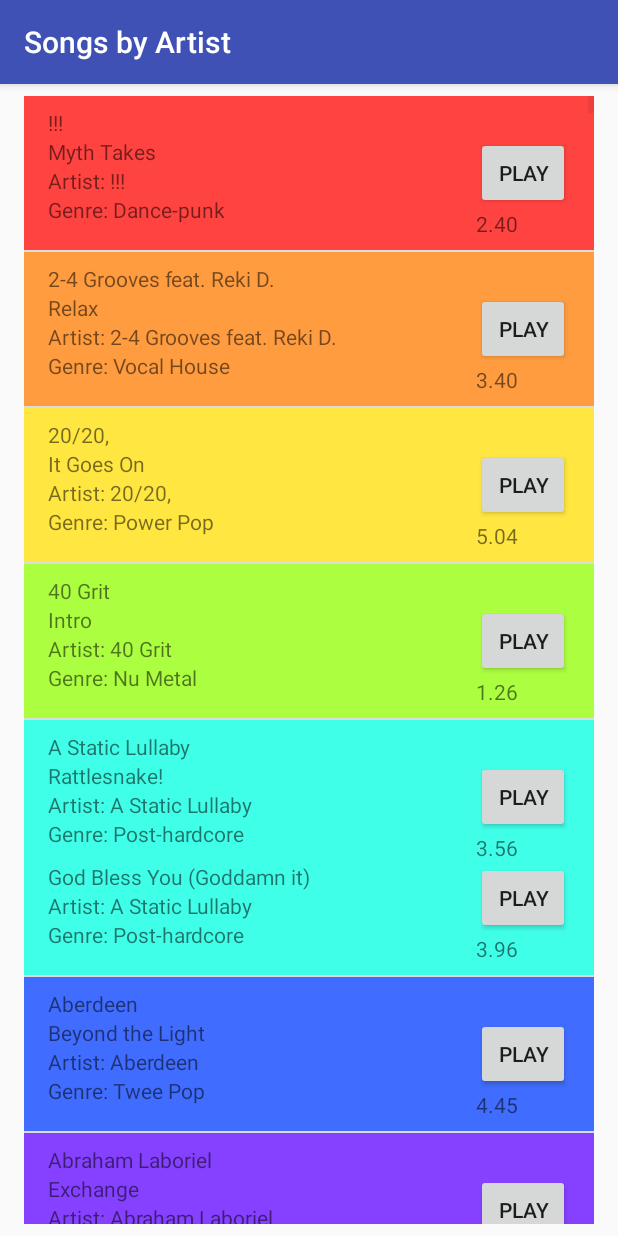
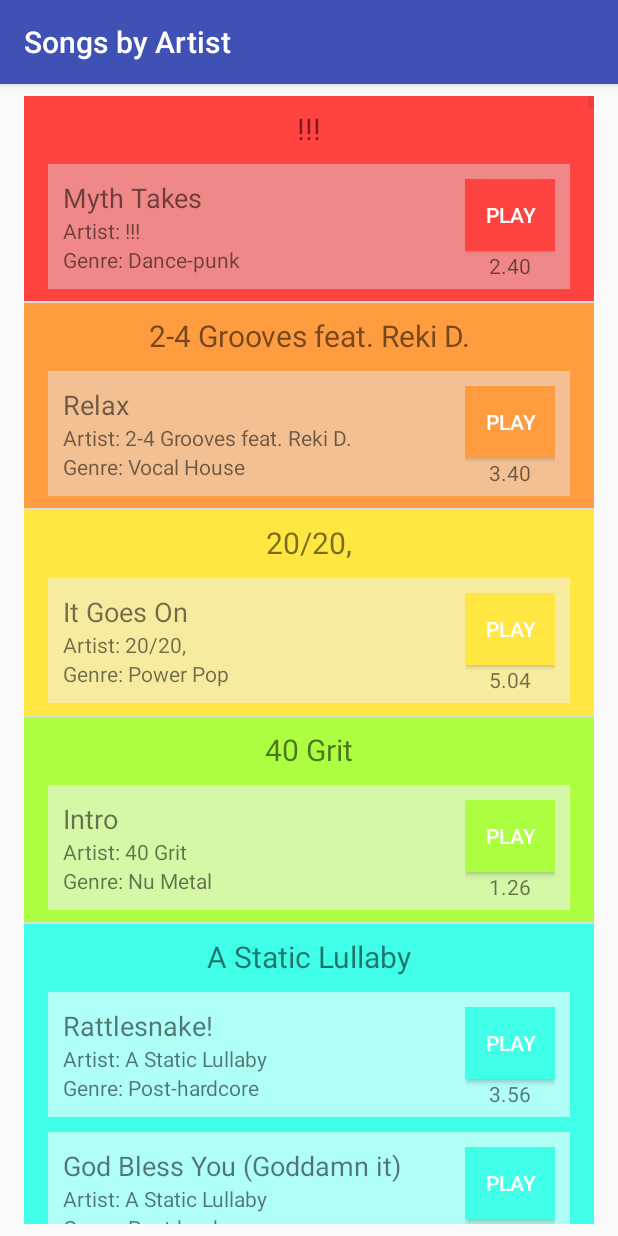
Before and after one commit to Shaddyjr/GenericMusicApp, an Android app: the ArtistActivity screen opened directly, with no data from a screen before it, on a phone screen of 412 x 824 dp. Run offline under Robolectric (Android 15) with nearby library versions, the phone set to English and light mode, and no system bars.

Commit message:
styling main activities

```diff
--- a/app/src/main/java/com/example/asc_guest/genericmusicapp/ArtistAdapter.java
+++ b/app/src/main/java/com/example/asc_guest/genericmusicapp/ArtistAdapter.java
@@ -7,6 +7,7 @@ import android.view.LayoutInflater;
 import android.view.View;
 import android.view.ViewGroup;
 import android.widget.ArrayAdapter;
+import android.widget.Button;
 import android.widget.LinearLayout;
 import android.widget.TextView;
 
@@ -26,17 +27,20 @@ public class ArtistAdapter extends ArrayAdapter<Artist> {
             artistView = LayoutInflater.from(getContext()).inflate(R.layout.artist_or_genre, parent, false);
         }
 
-        setBackgroundColor(artistView, position);
-
         Artist artistObj = getItem(position);
 
         TextView name = artistView.findViewById(R.id.name);
         name.setText(artistObj.getName());
 
         LinearLayout songContainer = artistView.findViewById(R.id.songs);
+        // need to clear out any previous views
+        songContainer.removeAllViews();
+
+        LayoutInflater inflater = LayoutInflater.from(songContainer.getContext());
+
         // adding children
         for(Song song : artistObj.getSongs()){
-            View child = View.inflate(getContext(),R.layout.single_song,null);
+            View child = inflater.inflate(R.layout.single_song, songContainer, false);
 
             TextView artist = child.findViewById(R.id.songArtist);
             String artistString = getContext().getString(R.string.songArtist, song.getArtist());
@@ -52,14 +56,24 @@ public class ArtistAdapter extends ArrayAdapter<Artist> {
             TextView duration = child.findViewById(R.id.songDuration);
             duration.setText(song.getDuration());
 
+            Button play = child.findViewById(R.id.songPlayButton);
+            setBackgroundColor(play, position);
+
+            setSongBackground(child, position);
             songContainer.addView(child);
         }
+        setBackgroundColor(artistView, position);
+
         return artistView;
     }
 
     private void setBackgroundColor(View v, int position){
         int[] rainbowColors = getContext().getResources().getIntArray(R.array.rainbowColors);
-        int randomAndroidColor = rainbowColors[position % rainbowColors.length];
-        v.setBackgroundColor(randomAndroidColor);
+        v.setBackgroundColor(rainbowColors[position % rainbowColors.length]);
+    }
+
+    private void setSongBackground(View v, int position){
+        int[] rainbowColorsLight = getContext().getResources().getIntArray(R.array.rainbowColorsLight);
+        v.setBackgroundColor(rainbowColorsLight[position % rainbowColorsLight.length]);
     }
 }
--- a/app/src/main/java/com/example/asc_guest/genericmusicapp/GenreAdapter.java
+++ b/app/src/main/java/com/example/asc_guest/genericmusicapp/GenreAdapter.java
@@ -1,12 +1,15 @@
 package com.example.asc_guest.genericmusicapp;
 
 import android.app.Activity;
+import android.graphics.drawable.Drawable;
+import android.graphics.drawable.GradientDrawable;
 import android.support.annotation.NonNull;
 import android.support.annotation.Nullable;
 import android.view.LayoutInflater;
 import android.view.View;
 import android.view.ViewGroup;
 import android.widget.ArrayAdapter;
+import android.widget.Button;
 import android.widget.LinearLayout;
 import android.widget.TextView;
 
@@ -25,17 +28,21 @@ public class GenreAdapter extends ArrayAdapter<Genre> {
             genreView = LayoutInflater.from(getContext()).inflate(R.layout.artist_or_genre, parent, false);
         }
 
-        setBackgroundColor(genreView, position);
-
         Genre genreObj = getItem(position);
 
         TextView name = genreView.findViewById(R.id.name);
         name.setText(genreObj.getName());
 
         LinearLayout songContainer = genreView.findViewById(R.id.songs);
+
+        // need to clear out any previous views
+        songContainer.removeAllViews();
+
+        LayoutInflater inflater = LayoutInflater.from(songContainer.getContext());
+
         // adding children
         for(Song song : genreObj.getSongs()){
-            View child = View.inflate(getContext(),R.layout.single_song,null);
+            View child = inflater.inflate(R.layout.single_song, songContainer, false);
 
             TextView artist = child.findViewById(R.id.songArtist);
             String artistString = getContext().getString(R.string.songArtist, song.getArtist());
@@ -51,14 +58,23 @@ public class GenreAdapter extends ArrayAdapter<Genre> {
             TextView duration = child.findViewById(R.id.songDuration);
             duration.setText(song.getDuration());
 
+            Button play = child.findViewById(R.id.songPlayButton);
+            setBackgroundColor(play, position);
+
+            setSongBackground(child, position);
             songContainer.addView(child);
         }
+        setBackgroundColor(genreView, position);
         return genreView;
     }
 
     private void setBackgroundColor(View v, int position){
         int[] rainbowColors = getContext().getResources().getIntArray(R.array.rainbowColors);
-        int randomAndroidColor = rainbowColors[position % rainbowColors.length];
-        v.setBackgroundColor(randomAndroidColor);
+        v.setBackgroundColor(rainbowColors[position % rainbowColors.length]);
+    }
+
+    private void setSongBackground(View v, int position){
+        int[] rainbowColorsLight = getContext().getResources().getIntArray(R.array.rainbowColorsLight);
+        v.setBackgroundColor(rainbowColorsLight[position % rainbowColorsLight.length]);
     }
 }
--- a/app/src/main/java/com/example/asc_guest/genericmusicapp/SongAdapter.java
+++ b/app/src/main/java/com/example/asc_guest/genericmusicapp/SongAdapter.java
@@ -1,6 +1,7 @@
 package com.example.asc_guest.genericmusicapp;
 
 import android.app.Activity;
+import android.content.res.Resources;
 import android.support.annotation.NonNull;
 import android.support.annotation.Nullable;
 import android.support.v4.content.ContextCompat;
@@ -8,6 +9,7 @@ import android.view.LayoutInflater;
 import android.view.View;
 import android.view.ViewGroup;
 import android.widget.ArrayAdapter;
+import android.widget.Button;
 import android.widget.TextView;
 
 import java.util.ArrayList;
@@ -29,8 +31,6 @@ public class SongAdapter extends ArrayAdapter<Song> {
             singleSongView = LayoutInflater.from(getContext()).inflate(R.layout.single_song, parent, false);
         }
 
-        setBackgroundColor(singleSongView, position);
-
         // after view recycled or inflated, securing object at position
         Song songObj = getItem(position);
 
@@ -49,12 +49,21 @@ public class SongAdapter extends ArrayAdapter<Song> {
         TextView duration = singleSongView.findViewById(R.id.songDuration);
         duration.setText(songObj.getDuration());
 
+        Button play = singleSongView.findViewById(R.id.songPlayButton);
+        setLightBackground(play, position);
+
+        setBackgroundColor(singleSongView, position);
         return singleSongView;
     }
 
     private void setBackgroundColor(View v, int position){
         int[] rainbowColors = getContext().getResources().getIntArray(R.array.rainbowColors);
-        int randomAndroidColor = rainbowColors[position % rainbowColors.length];
-        v.setBackgroundColor(randomAndroidColor);
+        v.setBackgroundColor(rainbowColors[position % rainbowColors.length]);
+    }
+
+    private void setLightBackground(Button b, int position){
+        int[] rainbowColorsLight = getContext().getResources().getIntArray(R.array.rainbowColorsLight);
+        b.setBackgroundColor(rainbowColorsLight[position % rainbowColorsLight.length]);
+        b.setTextColor(getContext().getResources().getColor(R.color.colorPrimaryDark));
     }
 }
--- a/app/src/main/res/layout/artist_or_genre.xml
+++ b/app/src/main/res/layout/artist_or_genre.xml
@@ -1,19 +1,15 @@
 <?xml version="1.0" encoding="utf-8"?>
 <LinearLayout
     android:id="@+id/artist_or_genre"
-    style="@style/generic_activity_container"
+    style="@style/generic_artist_or_genre_container"
     xmlns:android="http://schemas.android.com/apk/res/android">
     <TextView
         android:id="@+id/name"
-        android:layout_width="match_parent"
-        android:layout_height="wrap_content"
+        style="@style/singleArtistOrGenreName"
         />
-
     <LinearLayout
         android:id="@+id/songs"
-        android:layout_width="match_parent"
-        android:layout_height="match_parent"
-        android:orientation="vertical">
-
+        style="@style/singleArtistOrGenreSongContainer"
+        >
     </LinearLayout>
 </LinearLayout>
--- a/app/src/main/res/layout/single_song.xml
+++ b/app/src/main/res/layout/single_song.xml
@@ -3,7 +3,8 @@
     android:id="@+id/singleSong"
     xmlns:tools="http://schemas.android.com/tools"
     style="@style/singleSongContainer"
-    xmlns:android="http://schemas.android.com/apk/res/android">
+    xmlns:android="http://schemas.android.com/apk/res/android"
+    >
 
     <LinearLayout
         style="@style/singleSongContent"
@@ -30,6 +31,7 @@
         >
 
         <Button
+            android:id="@+id/songPlayButton"
             style="@style/songPlayButton"
             />
         <TextView
--- a/app/src/main/res/values/colors.xml
+++ b/app/src/main/res/values/colors.xml
@@ -3,6 +3,7 @@
     <color name="colorPrimary">#3F51B5</color>
     <color name="colorPrimaryDark">#303F9F</color>
     <color name="colorAccent">#FF4081</color>
+    <color name="lightText">#FFFFFF</color>
 
     <color name="color0">#ff4340</color>
     <color name="color1">#ff9c40</color>
@@ -27,4 +28,28 @@
         <item>@color/color8</item>
         <item>@color/color9</item>
     </integer-array>
+
+    <color name="colorL0">#ef8886</color>
+    <color name="colorL1">#f2c092</color>
+    <color name="colorL2">#f6eb9f</color>
+    <color name="colorL3">#d4f8a6</color>
+    <color name="colorL4">#b0fff6</color>
+    <color name="colorL5">#95adfb</color>
+    <color name="colorL6">#c5a3ff</color>
+    <color name="colorL7">#f4a0ff</color>
+    <color name="colorL8">#fa8ddb</color>
+    <color name="colorL9">#d77a85</color>
+
+    <integer-array name="rainbowColorsLight">
+        <item>@color/colorL0</item>
+        <item>@color/colorL1</item>
+        <item>@color/colorL2</item>
+        <item>@color/colorL3</item>
+        <item>@color/colorL4</item>
+        <item>@color/colorL5</item>
+        <item>@color/colorL6</item>
+        <item>@color/colorL7</item>
+        <item>@color/colorL8</item>
+        <item>@color/colorL9</item>
+    </integer-array>
 </resources>
--- a/app/src/main/res/values/styles.xml
+++ b/app/src/main/res/values/styles.xml
@@ -13,6 +13,7 @@
         <item name="android:layout_width">match_parent</item>
         <item name="android:layout_height">wrap_content</item>
         <item name="android:orientation">horizontal</item>
+        <item name="android:layout_marginTop">10dp</item>
     </style>
 
     <style name="singleSongContent">
@@ -20,6 +21,7 @@
         <item name="android:layout_height">wrap_content</item>
         <item name="android:orientation">vertical</item>
         <item name="android:layout_weight">5</item>
+        <item name="android:padding">10dp</item>
     </style>
 
     <style name="singleSongPlay">
@@ -27,30 +29,65 @@
         <item name="android:layout_height">wrap_content</item>
         <item name="android:orientation">vertical</item>
         <item name="android:layout_weight">2</item>
+        <item name="android:layout_marginRight">10dp</item>
+        <item name="android:layout_marginTop">10dp</item>
+        <item name="android:layout_centerVertical">true</item>
     </style>
 
     <style name="songName">
         <item name="android:layout_width">match_parent</item>
         <item name="android:layout_height">wrap_content</item>
+        <item name="android:textSize">18sp</item>
     </style>
     <style name="songArtist">
         <item name="android:layout_width">match_parent</item>
         <item name="android:layout_height">wrap_content</item>
+        <item name="android:textSize">14sp</item>
     </style>
     <style name="songGenre">
         <item name="android:layout_width">match_parent</item>
         <item name="android:layout_height">wrap_content</item>
+        <item name="android:textSize">14sp</item>
     </style>
     <style name="songDuration">
         <item name="android:layout_width">match_parent</item>
         <item name="android:layout_height">wrap_content</item>
+        <item name="android:textSize">14sp</item>
+        <item name="android:textAlignment">center</item>
     </style>
     <style name="songPlayButton">
         <item name="android:layout_width">match_parent</item>
         <item name="android:layout_height">wrap_content</item>
         <item name="android:text">@string/playButton</item>
+        <item name="android:textColor">@color/lightText</item>
     </style>
     <!--End of single song-->
+
+    <!--Artist or Genre-->
+    <style name="generic_artist_or_genre_container">
+        <item name="android:layout_width">match_parent</item>
+        <item name="android:layout_height">match_parent</item>
+        <item name="android:paddingLeft">16dp</item>
+        <item name="android:paddingRight">16dp</item>
+        <item name="android:paddingTop">8dp</item>
+        <item name="android:paddingBottom">8dp</item>
+        <item name="android:orientation">vertical</item>
+    </style>
+
+    <style name="singleArtistOrGenreName">
+        <item name="android:layout_width">match_parent</item>
+        <item name="android:layout_height">wrap_content</item>
+        <item name="android:textSize">20sp</item>
+        <item name="android:textAlignment">center</item>
+    </style>
+
+    <style name="singleArtistOrGenreSongContainer">
+        <item name="android:layout_width">match_parent</item>
+        <item name="android:layout_height">match_parent</item>
+        <item name="android:orientation">vertical</item>
+    </style>
+
+    <!--End of Artist or Genre-->
 
     <!--Activities -->
     <style name="generic_activity_container">
```
